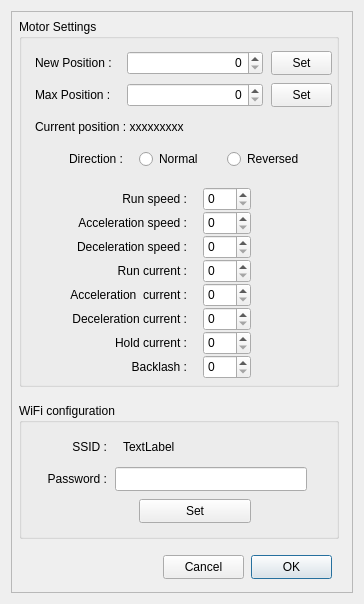
Before: the Qt Designer form Esatto.ui in rpineau/Esatto, drawn with Qt 5.
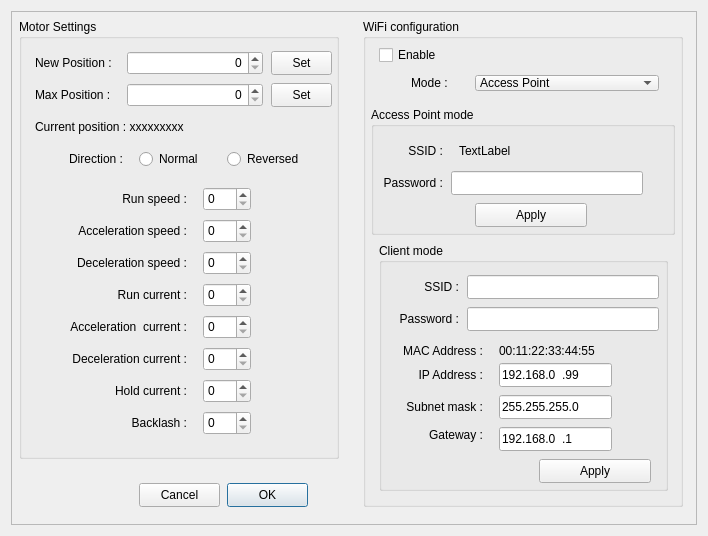
After: the same form once the commit is applied. Custom widgets are drawn as their Qt base class.

The edit to the form file:
```diff
--- a/Esatto.ui
+++ b/Esatto.ui
@@ -6,8 +6,8 @@
    <rect>
     <x>0</x>
     <y>0</y>
-    <width>364</width>
-    <height>604</height>
+    <width>708</width>
+    <height>536</height>
    </rect>
   </property>
   <property name="sizePolicy">
@@ -18,14 +18,14 @@
   </property>
   <property name="minimumSize">
    <size>
-    <width>364</width>
-    <height>604</height>
+    <width>708</width>
+    <height>536</height>
    </size>
   </property>
   <property name="maximumSize">
    <size>
-    <width>364</width>
-    <height>604</height>
+    <width>708</width>
+    <height>536</height>
    </size>
   </property>
   <property name="windowTitle">
@@ -64,7 +64,7 @@
         <x>8</x>
         <y>8</y>
         <width>320</width>
-        <height>368</height>
+        <height>440</height>
        </rect>
       </property>
       <property name="title">
@@ -213,7 +213,7 @@
        <property name="geometry">
         <rect>
          <x>24</x>
-         <y>312</y>
+         <y>360</y>
          <width>144</width>
          <height>24</height>
         </rect>
@@ -245,7 +245,7 @@
        <property name="geometry">
         <rect>
          <x>24</x>
-         <y>192</y>
+         <y>200</y>
          <width>144</width>
          <height>24</height>
         </rect>
@@ -261,7 +261,7 @@
        <property name="geometry">
         <rect>
          <x>24</x>
-         <y>216</y>
+         <y>232</y>
          <width>144</width>
          <height>24</height>
         </rect>
@@ -277,7 +277,7 @@
        <property name="geometry">
         <rect>
          <x>24</x>
-         <y>240</y>
+         <y>264</y>
          <width>144</width>
          <height>24</height>
         </rect>
@@ -293,7 +293,7 @@
        <property name="geometry">
         <rect>
          <x>24</x>
-         <y>288</y>
+         <y>328</y>
          <width>144</width>
          <height>24</height>
         </rect>
@@ -309,7 +309,7 @@
        <property name="geometry">
         <rect>
          <x>24</x>
-         <y>264</y>
+         <y>296</y>
          <width>144</width>
          <height>24</height>
         </rect>
@@ -338,7 +338,7 @@
        <property name="geometry">
         <rect>
          <x>184</x>
-         <y>192</y>
+         <y>200</y>
          <width>48</width>
          <height>24</height>
         </rect>
@@ -351,7 +351,7 @@
        <property name="geometry">
         <rect>
          <x>184</x>
-         <y>216</y>
+         <y>232</y>
          <width>48</width>
          <height>24</height>
         </rect>
@@ -364,7 +364,7 @@
        <property name="geometry">
         <rect>
          <x>184</x>
-         <y>240</y>
+         <y>264</y>
          <width>48</width>
          <height>24</height>
         </rect>
@@ -377,7 +377,7 @@
        <property name="geometry">
         <rect>
          <x>184</x>
-         <y>264</y>
+         <y>296</y>
          <width>48</width>
          <height>24</height>
         </rect>
@@ -390,7 +390,7 @@
        <property name="geometry">
         <rect>
          <x>184</x>
-         <y>288</y>
+         <y>328</y>
          <width>48</width>
          <height>24</height>
         </rect>
@@ -403,7 +403,7 @@
        <property name="geometry">
         <rect>
          <x>184</x>
-         <y>312</y>
+         <y>360</y>
          <width>48</width>
          <height>24</height>
         </rect>
@@ -416,7 +416,7 @@
        <property name="geometry">
         <rect>
          <x>184</x>
-         <y>336</y>
+         <y>392</y>
          <width>48</width>
          <height>24</height>
         </rect>
@@ -429,7 +429,7 @@
        <property name="geometry">
         <rect>
          <x>24</x>
-         <y>336</y>
+         <y>392</y>
          <width>144</width>
          <height>24</height>
         </rect>
@@ -448,8 +448,8 @@
       </property>
       <property name="geometry">
        <rect>
-        <x>240</x>
-        <y>544</y>
+        <x>216</x>
+        <y>472</y>
         <width>81</width>
         <height>24</height>
        </rect>
@@ -464,8 +464,8 @@
      <widget class="QPushButton" name="pushButtonCancel">
       <property name="geometry">
        <rect>
-        <x>152</x>
-        <y>544</y>
+        <x>128</x>
+        <y>472</y>
         <width>81</width>
         <height>24</height>
        </rect>
@@ -477,84 +477,366 @@
      <widget class="QGroupBox" name="groupBox_2">
       <property name="geometry">
        <rect>
-        <x>8</x>
-        <y>392</y>
+        <x>352</x>
+        <y>8</y>
         <width>320</width>
-        <height>136</height>
+        <height>488</height>
        </rect>
       </property>
       <property name="title">
        <string>WiFi configuration</string>
       </property>
-      <widget class="QLabel" name="label_3">
+      <widget class="QGroupBox" name="groupBox_3">
        <property name="geometry">
         <rect>
          <x>8</x>
-         <y>32</y>
-         <width>80</width>
-         <height>24</height>
+         <y>88</y>
+         <width>304</width>
+         <height>128</height>
         </rect>
        </property>
-       <property name="text">
-        <string>SSID :</string>
+       <property name="title">
+        <string>Access Point mode</string>
        </property>
-       <property name="alignment">
-        <set>Qt::AlignRight|Qt::AlignTrailing|Qt::AlignVCenter</set>
-       </property>
+       <widget class="QPushButton" name="pushButton_2">
+        <property name="geometry">
+         <rect>
+          <x>104</x>
+          <y>96</y>
+          <width>112</width>
+          <height>24</height>
+         </rect>
+        </property>
+        <property name="text">
+         <string>Apply</string>
+        </property>
+       </widget>
+       <widget class="QLabel" name="label_3">
+        <property name="geometry">
+         <rect>
+          <x>-8</x>
+          <y>32</y>
+          <width>80</width>
+          <height>24</height>
+         </rect>
+        </property>
+        <property name="text">
+         <string>SSID :</string>
+        </property>
+        <property name="alignment">
+         <set>Qt::AlignRight|Qt::AlignTrailing|Qt::AlignVCenter</set>
+        </property>
+       </widget>
+       <widget class="QLabel" name="label_4">
+        <property name="geometry">
+         <rect>
+          <x>-8</x>
+          <y>64</y>
+          <width>80</width>
+          <height>24</height>
+         </rect>
+        </property>
+        <property name="text">
+         <string>Password :</string>
+        </property>
+        <property name="alignment">
+         <set>Qt::AlignRight|Qt::AlignTrailing|Qt::AlignVCenter</set>
+        </property>
+       </widget>
+       <widget class="QLabel" name="sSSID">
+        <property name="geometry">
+         <rect>
+          <x>88</x>
+          <y>32</y>
+          <width>184</width>
+          <height>24</height>
+         </rect>
+        </property>
+        <property name="text">
+         <string>TextLabel</string>
+        </property>
+       </widget>
+       <widget class="QLineEdit" name="sPWD">
+        <property name="geometry">
+         <rect>
+          <x>80</x>
+          <y>64</y>
+          <width>192</width>
+          <height>24</height>
+         </rect>
+        </property>
+        <property name="echoMode">
+         <enum>QLineEdit::Password</enum>
+        </property>
+       </widget>
       </widget>
-      <widget class="QLabel" name="label_4">
+      <widget class="QGroupBox" name="groupBox_4">
        <property name="geometry">
         <rect>
-         <x>8</x>
-         <y>64</y>
-         <width>80</width>
-         <height>24</height>
+         <x>16</x>
+         <y>224</y>
+         <width>289</width>
+         <height>248</height>
         </rect>
        </property>
-       <property name="text">
-        <string>Password :</string>
+       <property name="title">
+        <string>Client mode</string>
        </property>
-       <property name="alignment">
-        <set>Qt::AlignRight|Qt::AlignTrailing|Qt::AlignVCenter</set>
-       </property>
+       <widget class="QLabel" name="label_14">
+        <property name="geometry">
+         <rect>
+          <x>16</x>
+          <y>32</y>
+          <width>64</width>
+          <height>24</height>
+         </rect>
+        </property>
+        <property name="text">
+         <string>SSID :</string>
+        </property>
+        <property name="alignment">
+         <set>Qt::AlignRight|Qt::AlignTrailing|Qt::AlignVCenter</set>
+        </property>
+       </widget>
+       <widget class="QLabel" name="label_15">
+        <property name="geometry">
+         <rect>
+          <x>8</x>
+          <y>64</y>
+          <width>72</width>
+          <height>24</height>
+         </rect>
+        </property>
+        <property name="text">
+         <string>Password :</string>
+        </property>
+        <property name="alignment">
+         <set>Qt::AlignRight|Qt::AlignTrailing|Qt::AlignVCenter</set>
+        </property>
+       </widget>
+       <widget class="QLineEdit" name="StaPWD">
+        <property name="geometry">
+         <rect>
+          <x>88</x>
+          <y>64</y>
+          <width>192</width>
+          <height>24</height>
+         </rect>
+        </property>
+        <property name="echoMode">
+         <enum>QLineEdit::Password</enum>
+        </property>
+       </widget>
+       <widget class="QPushButton" name="pushButton_4">
+        <property name="geometry">
+         <rect>
+          <x>160</x>
+          <y>216</y>
+          <width>112</width>
+          <height>24</height>
+         </rect>
+        </property>
+        <property name="text">
+         <string>Apply</string>
+        </property>
+       </widget>
+       <widget class="QLineEdit" name="StaSSID">
+        <property name="geometry">
+         <rect>
+          <x>88</x>
+          <y>32</y>
+          <width>192</width>
+          <height>24</height>
+         </rect>
+        </property>
+       </widget>
+       <widget class="QLabel" name="label_16">
+        <property name="geometry">
+         <rect>
+          <x>8</x>
+          <y>96</y>
+          <width>96</width>
+          <height>24</height>
+         </rect>
+        </property>
+        <property name="text">
+         <string>MAC Address :</string>
+        </property>
+        <property name="alignment">
+         <set>Qt::AlignRight|Qt::AlignTrailing|Qt::AlignVCenter</set>
+        </property>
+       </widget>
+       <widget class="QLineEdit" name="GatewayIP">
+        <property name="geometry">
+         <rect>
+          <x>120</x>
+          <y>184</y>
+          <width>113</width>
+          <height>24</height>
+         </rect>
+        </property>
+        <property name="inputMask">
+         <string>000.000.000.000</string>
+        </property>
+        <property name="text">
+         <string>192.168.0.1</string>
+        </property>
+        <property name="alignment">
+         <set>Qt::AlignLeading|Qt::AlignLeft|Qt::AlignVCenter</set>
+        </property>
+       </widget>
+       <widget class="QLabel" name="label_17">
+        <property name="geometry">
+         <rect>
+          <x>8</x>
+          <y>120</y>
+          <width>96</width>
+          <height>24</height>
+         </rect>
+        </property>
+        <property name="text">
+         <string>IP Address :</string>
+        </property>
+        <property name="alignment">
+         <set>Qt::AlignRight|Qt::AlignTrailing|Qt::AlignVCenter</set>
+        </property>
+       </widget>
+       <widget class="QLabel" name="MACAddress">
+        <property name="geometry">
+         <rect>
+          <x>120</x>
+          <y>96</y>
+          <width>136</width>
+          <height>24</height>
+         </rect>
+        </property>
+        <property name="text">
+         <string>00:11:22:33:44:55</string>
+        </property>
+        <property name="textInteractionFlags">
+         <set>Qt::LinksAccessibleByMouse|Qt::TextSelectableByKeyboard|Qt::TextSelectableByMouse</set>
+        </property>
+       </widget>
+       <widget class="QLabel" name="label_19">
+        <property name="geometry">
+         <rect>
+          <x>8</x>
+          <y>152</y>
+          <width>96</width>
+          <height>24</height>
+         </rect>
+        </property>
+        <property name="text">
+         <string>Subnet mask :</string>
+        </property>
+        <property name="alignment">
+         <set>Qt::AlignRight|Qt::AlignTrailing|Qt::AlignVCenter</set>
+        </property>
+       </widget>
+       <widget class="QLabel" name="label_20">
+        <property name="geometry">
+         <rect>
+          <x>32</x>
+          <y>184</y>
+          <width>72</width>
+          <height>16</height>
+         </rect>
+        </property>
+        <property name="text">
+         <string>Gateway :</string>
+        </property>
+        <property name="alignment">
+         <set>Qt::AlignRight|Qt::AlignTrailing|Qt::AlignVCenter</set>
+        </property>
+       </widget>
+       <widget class="QLineEdit" name="SubnetMask">
+        <property name="geometry">
+         <rect>
+          <x>120</x>
+          <y>152</y>
+          <width>113</width>
+          <height>24</height>
+         </rect>
+        </property>
+        <property name="inputMask">
+         <string>000.000.000.000</string>
+        </property>
+        <property name="text">
+         <string>255.255.255.0</string>
+        </property>
+        <property name="alignment">
+         <set>Qt::AlignLeading|Qt::AlignLeft|Qt::AlignVCenter</set>
+        </property>
+       </widget>
+       <widget class="QLineEdit" name="IPAddress">
+        <property name="geometry">
+         <rect>
+          <x>120</x>
+          <y>120</y>
+          <width>113</width>
+          <height>24</height>
+         </rect>
+        </property>
+        <property name="inputMask">
+         <string>000.000.000.000</string>
+        </property>
+        <property name="text">
+         <string>192.168.0.99</string>
+        </property>
+        <property name="alignment">
+         <set>Qt::AlignLeading|Qt::AlignLeft|Qt::AlignVCenter</set>
+        </property>
+       </widget>
       </widget>
-      <widget class="QLineEdit" name="sPWD">
+      <widget class="QComboBox" name="comboBox">
        <property name="geometry">
         <rect>
-         <x>96</x>
-         <y>64</y>
-         <width>192</width>
-         <height>24</height>
-        </rect>
-       </property>
-       <property name="echoMode">
-        <enum>QLineEdit::Password</enum>
-       </property>
-      </widget>
-      <widget class="QPushButton" name="pushButton_2">
-       <property name="geometry">
-        <rect>
-         <x>120</x>
-         <y>96</y>
-         <width>112</width>
-         <height>24</height>
-        </rect>
-       </property>
-       <property name="text">
-        <string>Set</string>
-       </property>
-      </widget>
-      <widget class="QLabel" name="sSSID">
-       <property name="geometry">
-        <rect>
-         <x>104</x>
-         <y>32</y>
+         <x>112</x>
+         <y>56</y>
          <width>184</width>
+         <height>16</height>
+        </rect>
+       </property>
+       <item>
+        <property name="text">
+         <string>Access Point</string>
+        </property>
+       </item>
+       <item>
+        <property name="text">
+         <string>Client/Station</string>
+        </property>
+       </item>
+       <item>
+        <property name="text">
+         <string>Both AP and Station</string>
+        </property>
+       </item>
+      </widget>
+      <widget class="QLabel" name="label_18">
+       <property name="geometry">
+        <rect>
+         <x>48</x>
+         <y>56</y>
+         <width>48</width>
+         <height>16</height>
+        </rect>
+       </property>
+       <property name="text">
+        <string>Mode :</string>
+       </property>
+      </widget>
+      <widget class="QCheckBox" name="checkBox">
+       <property name="geometry">
+        <rect>
+         <x>16</x>
+         <y>24</y>
+         <width>85</width>
          <height>24</height>
         </rect>
        </property>
        <property name="text">
-        <string>TextLabel</string>
+        <string>Enable</string>
        </property>
       </widget>
      </widget>
```
